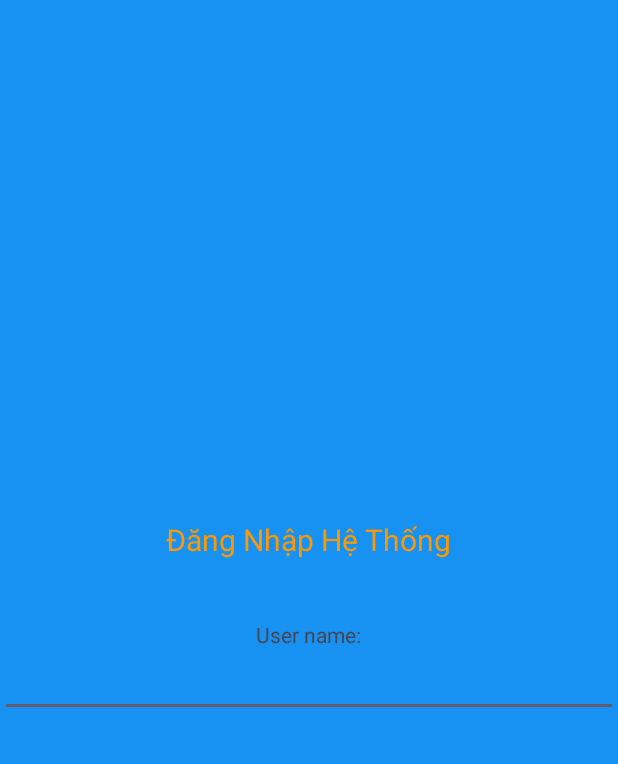
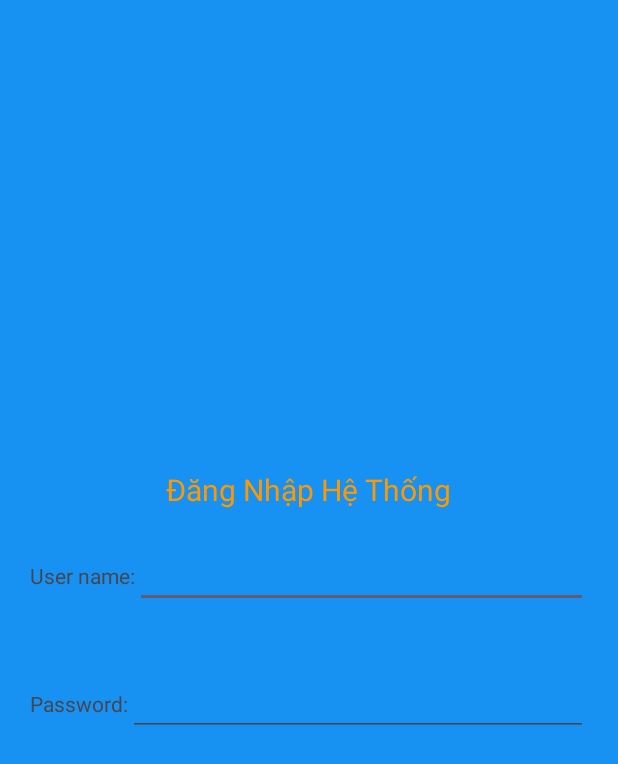
Before and after one commit to phuc091003/63135101-AndroidProgramming, an Android app: the LoginActivity screen opened directly, with no data from a screen before it, on a phone screen of 412 x 824 dp. Shown: the top 764 px of the screen. Run offline under Robolectric (Android 15) with nearby library versions, the phone set to English and light mode, and no system bars.

Commit message:
Update activity_login.xml

```diff
--- a/Ex7_IntentLogin/app/src/main/res/layout/activity_login.xml
+++ b/Ex7_IntentLogin/app/src/main/res/layout/activity_login.xml
@@ -20,7 +20,7 @@
         android:layout_width="match_parent"
         android:layout_height="wrap_content"
         android:padding="20dp"
-        />
+        >
     <TextView
         android:layout_width="wrap_content"
         android:layout_height="wrap_content"
@@ -29,6 +29,23 @@
         android:id="@+id/edtUsername"
         android:layout_width="match_parent"
         android:layout_height="wrap_content"/>
+    </LinearLayout>
 
+    <LinearLayout
+        android:layout_width="match_parent"
+        android:layout_height="wrap_content"
+        android:padding="20dp"
+        >
+        <TextView
+            android:layout_width="wrap_content"
+            android:layout_height="wrap_content"
+            android:text="Password:"/>
+        <EditText
+            android:id="@+id/edtPass"
+            android:layout_width="match_parent"
+            android:layout_height="wrap_content"
+            android:inputType="textPassword"
+            />
+    </LinearLayout>
 
 </LinearLayout>
```
